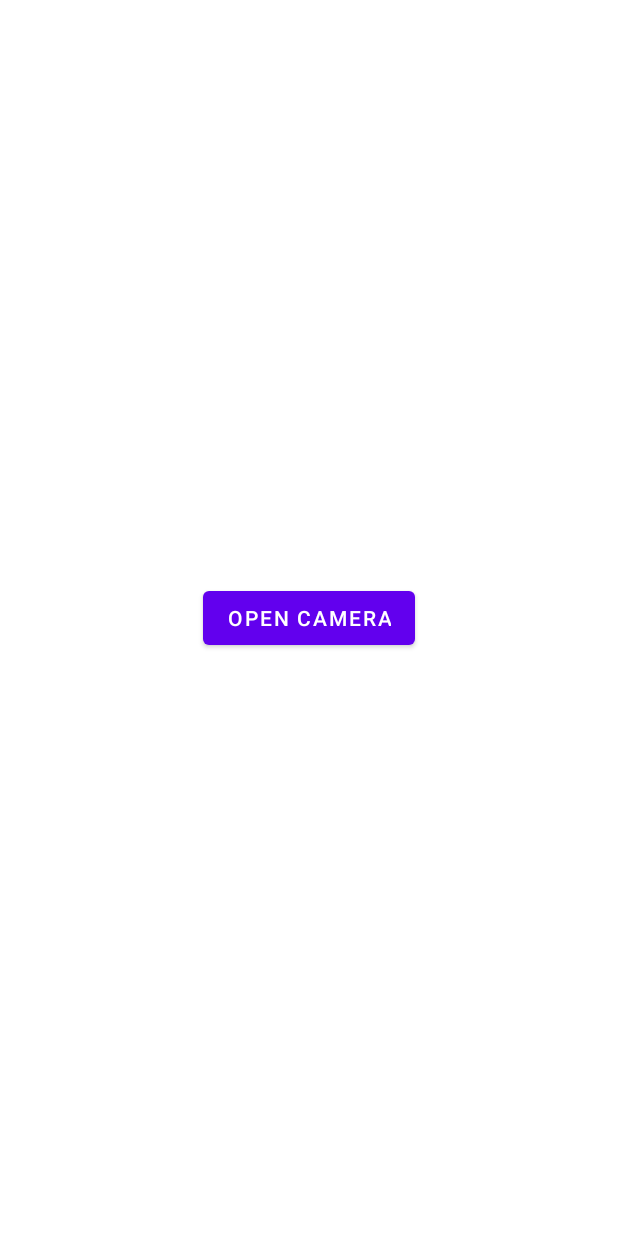
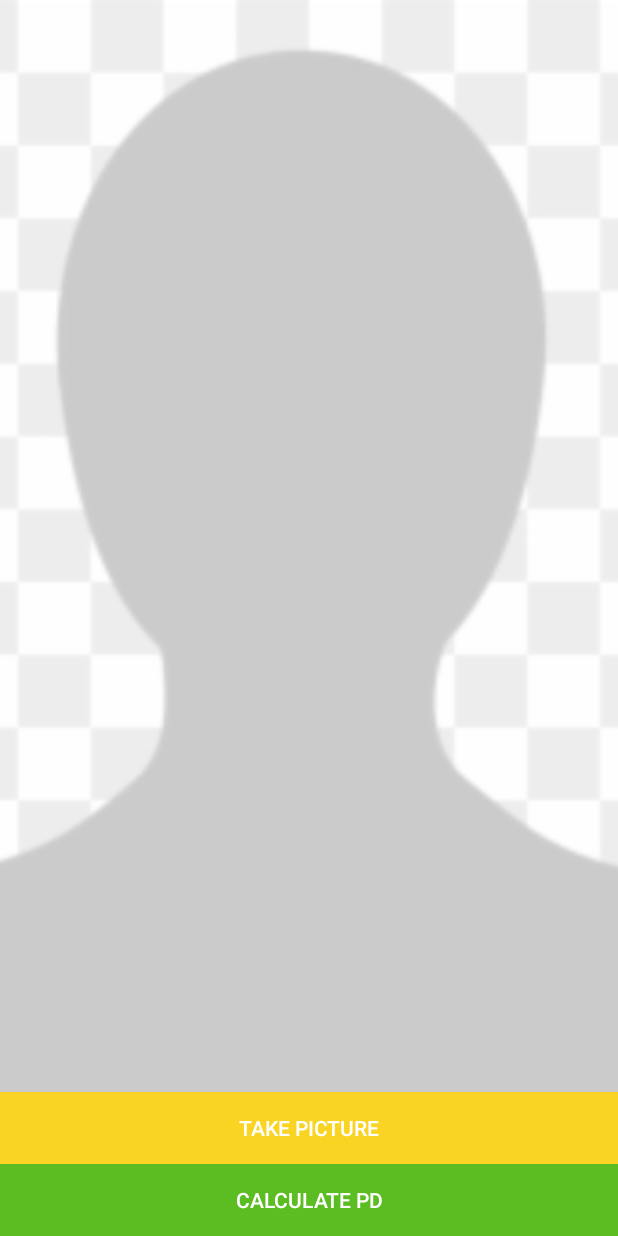
Before and after one commit to Yasir896/EyePdCalculator, an Android app: the HomeFragment screen opened through its navigation route, on a phone screen of 412 x 824 dp. Run offline under Robolectric (Android 15) with nearby library versions, the phone set to English and light mode, and no system bars; 1 statement that could not run was skipped.

Commit message:
Camera Fragment and Calculation Fragment Implemented.

```diff
--- a/app/src/main/java/com/techlads/eyepdcalculator/HomeFragment.kt
+++ b/app/src/main/java/com/techlads/eyepdcalculator/HomeFragment.kt
@@ -5,13 +5,13 @@ import android.content.Context
 import android.content.pm.PackageManager
 import android.net.Uri
 import android.view.LayoutInflater
-import android.view.View
 import android.view.ViewGroup
 import android.widget.Toast
 import androidx.activity.result.contract.ActivityResultContracts
 import androidx.core.content.ContextCompat
 import androidx.core.content.FileProvider
 import androidx.lifecycle.lifecycleScope
+import androidx.navigation.fragment.findNavController
 import com.techlads.eyepdcalculator.base.BaseFragment
 import com.techlads.eyepdcalculator.databinding.FragmentHomeBinding
 import java.io.File
@@ -22,7 +22,6 @@ class HomeFragment : BaseFragment<FragmentHomeBinding>() {
 
     private lateinit var latestTmpUri: Uri
 
-
     override fun getFragmentBinding(
         inflater: LayoutInflater,
         container: ViewGroup?
@@ -31,10 +30,20 @@ class HomeFragment : BaseFragment<FragmentHomeBinding>() {
     }
 
     override fun onPostInit() {
-        binding.btOpenCamera.setOnClickListener {
+        binding.btRetake.setOnClickListener {
             if (askForPermissions(Manifest.permission.CAMERA)) {
                 onCameraClick()
             }
+        }
+
+        binding.btOpenCamera.setOnClickListener {
+            latestTmpUri.let { uri ->
+                val action = HomeFragmentDirections.actionHomeFragmentToCalculateFragment(uri)
+                findNavController().navigate(action)
+            }
+
+
+
         }
     }
 
@@ -74,11 +83,9 @@ class HomeFragment : BaseFragment<FragmentHomeBinding>() {
         }
     }
 
-
     private val takeImageResult = registerForActivityResult(ActivityResultContracts.TakePicture()) { isSuccess ->
         if(isSuccess) {
             latestTmpUri.let { uri ->
-                binding.btOpenCamera.visibility = View.GONE
                 binding.bgIv.setImageURI(uri)
             }
         }
--- a/app/src/main/java/com/techlads/eyepdcalculator/OnBoardingSliderFragment.kt
+++ b/app/src/main/java/com/techlads/eyepdcalculator/OnBoardingSliderFragment.kt
@@ -1,16 +1,12 @@
 package com.techlads.eyepdcalculator
 
-import android.os.Bundle
-import androidx.fragment.app.Fragment
 import android.view.LayoutInflater
 import android.view.View
 import android.view.ViewGroup
 import androidx.navigation.fragment.findNavController
 import androidx.viewpager2.widget.ViewPager2
-import com.google.android.material.slider.Slider
 import com.techlads.eyepdcalculator.base.BaseFragment
 import com.techlads.eyepdcalculator.databinding.FragmentOnBoardingSliderBinding
-
 
 
 class OnBoardingSliderFragment : BaseFragment<FragmentOnBoardingSliderBinding>() {
--- a/app/src/main/java/com/techlads/eyepdcalculator/SplashFragment.kt
+++ b/app/src/main/java/com/techlads/eyepdcalculator/SplashFragment.kt
@@ -21,9 +21,8 @@ class SplashFragment: BaseFragment<FragmentSplashBinding>()  {
     }
 
     private fun goToNextScreen() {
-        object : CountDownTimer(3000, 100) {
+        object : CountDownTimer(1000, 100) {
             override fun onTick(p0: Long) { }
-
             override fun onFinish() {
                 navigateTo(R.id.action_splashFragment_to_onboardingFragment)
             }
--- /dev/null
+++ b/app/src/main/res/drawable/button_background.xml
@@ -0,0 +1,9 @@
+<?xml version="1.0" encoding="utf-8"?>
+<selector xmlns:android="http://schemas.android.com/apk/res/android">
+    <item android:drawable="@color/lightGreen"
+        android:state_pressed="false" />
+    <item android:drawable="@color/lightGreenActive"
+        android:state_pressed="true" />
+    <item android:drawable="@color/lightGreen"
+        android:state_focused="true" />
+</selector>
--- /dev/null
+++ b/app/src/main/res/drawable/yellow_button_background.xml
@@ -0,0 +1,9 @@
+<?xml version="1.0" encoding="utf-8"?>
+<selector xmlns:android="http://schemas.android.com/apk/res/android">
+    <item android:drawable="@color/goldenYellow"
+        android:state_pressed="false" />
+    <item android:drawable="@color/goldenYellowActive"
+        android:state_pressed="true" />
+    <item android:drawable="@color/goldenYellow"
+        android:state_focused="true" />
+</selector>
--- a/app/src/main/res/layout/fragment_home.xml
+++ b/app/src/main/res/layout/fragment_home.xml
@@ -1,22 +1,49 @@
 <?xml version="1.0" encoding="utf-8"?>
-<FrameLayout xmlns:android="http://schemas.android.com/apk/res/android"
+<androidx.constraintlayout.widget.ConstraintLayout xmlns:android="http://schemas.android.com/apk/res/android"
     xmlns:tools="http://schemas.android.com/tools"
     android:layout_width="match_parent"
     android:layout_height="match_parent"
+    xmlns:app="http://schemas.android.com/apk/res-auto"
     tools:context=".HomeFragment">
-
-
-    <Button
-        android:id="@+id/bt_open_camera"
-        android:layout_width="wrap_content"
-        android:layout_height="wrap_content"
-        android:layout_gravity="center"
-        android:text="Open Camera"/>
 
     <ImageView
         android:id="@+id/bg_iv"
         android:scaleType="centerCrop"
+        android:layout_width="0dp"
+        android:layout_height="0dp"
+        android:src="@drawable/place_holder"
+        android:scaleX="1"
+        android:scaleY="1"
+        app:layout_constraintTop_toTopOf="parent"
+        app:layout_constraintBottom_toTopOf="@+id/bt_open_camera"
+        app:layout_constraintRight_toRightOf="parent"
+        app:layout_constraintLeft_toLeftOf="parent"/>
+
+    <androidx.appcompat.widget.AppCompatButton
+        android:id="@+id/bt_retake"
         android:layout_width="match_parent"
-        android:layout_height="match_parent" />
+        android:layout_height="wrap_content"
+        android:textColor="#FFFFFF"
+        android:background="@drawable/yellow_button_background"
+        android:layout_gravity="center"
+        android:paddingLeft="16dp"
+        android:paddingRight="16dp"
+        app:layout_constraintTop_toBottomOf="@+id/bg_iv"
+        app:layout_constraintBottom_toTopOf="@+id/bt_open_camera"
+        android:text="Take Picture"/>
 
-</FrameLayout>
+    <androidx.appcompat.widget.AppCompatButton
+        android:id="@+id/bt_open_camera"
+        android:layout_width="match_parent"
+        android:layout_height="wrap_content"
+        android:textColor="#FFFFFF"
+        android:background="@drawable/button_background"
+        android:layout_gravity="center"
+        android:paddingLeft="16dp"
+        android:paddingRight="16dp"
+        app:layout_constraintTop_toBottomOf="@+id/bt_retake"
+        app:layout_constraintBottom_toBottomOf="parent"
+        android:text="Calculate PD"/>
+
+
+</androidx.constraintlayout.widget.ConstraintLayout>
--- a/app/src/main/res/navigation/navigation.xml
+++ b/app/src/main/res/navigation/navigation.xml
@@ -41,7 +41,29 @@
         android:id="@+id/HomeFragment"
         android:name="com.techlads.eyepdcalculator.HomeFragment"
         android:label="Home Fragment"
-        tools:layout="@layout/fragment_home" />
+        tools:layout="@layout/fragment_home">
+
+        <action
+            android:id="@+id/action_homeFragment_to_calculateFragment"
+            app:destination="@+id/CalculateFragment"
+            app:popUpTo="@id/HomeFragment"
+            app:popUpToInclusive="false"
+            />
+
+    </fragment>
+
+
+    <fragment
+        android:id="@+id/CalculateFragment"
+        android:name="com.techlads.eyepdcalculator.CalculatePdFragment"
+        android:label="Calculate PD"
+        tools:layout="@layout/fragment_calculate_pd">
+
+        <argument
+            android:name="imageUri"
+            app:argType="android.net.Uri" />
+
+    </fragment>
 
     <dialog
         android:id="@+id/myDialog2"
--- a/app/src/main/res/values/colors.xml
+++ b/app/src/main/res/values/colors.xml
@@ -7,4 +7,10 @@
     <color name="teal_700">#FF018786</color>
     <color name="black">#FF000000</color>
     <color name="white">#FFFFFFFF</color>
+    <color name="green">#5BB45F</color>
+    <color name="lightGreen">#5bbd22</color>
+    <color name="darkGreen">#1e6e1a</color>
+    <color name="lightGreenActive">#77d242</color>
+    <color name="goldenYellow">#F9D423</color>
+    <color name="goldenYellowActive">#ffe749</color>
 </resources>
--- a/build.gradle
+++ b/build.gradle
@@ -18,5 +18,5 @@ task clean(type: Delete) {
 }
 
 ext {
-    navVersion = '2.5.0'
+    navVersion = '2.5.1'
 }
```
Also changed, not shown: app/src/main/java/com/techlads/eyepdcalculator/CalculatePdFragment.kt (added, +117 -0 lines), app/src/main/java/com/techlads/eyepdcalculator/CurrentOnBoardingFragment.kt (+11 -11 lines), app/src/main/res/drawable/textview_background.xml (added, +14 -0 lines), app/src/main/res/layout/fragment_calculate_pd.xml (added, +81 -0 lines), app/src/main/res/layout/fragment_current_on_boarding.xml (+6 -3 lines), app/src/main/res/layout/fragment_on_boarding_slider.xml (+4 -4 lines), app/src/main/res/values/themes.xml (+8 -0 lines), app/src/main/res/drawable-v24/marker_black.png (added), app/src/main/res/drawable-v24/marker_yellow.png (added), app/src/main/res/drawable-v24/place_holder.png (added), app/src/main/res/drawable/place_holder.png (added).
